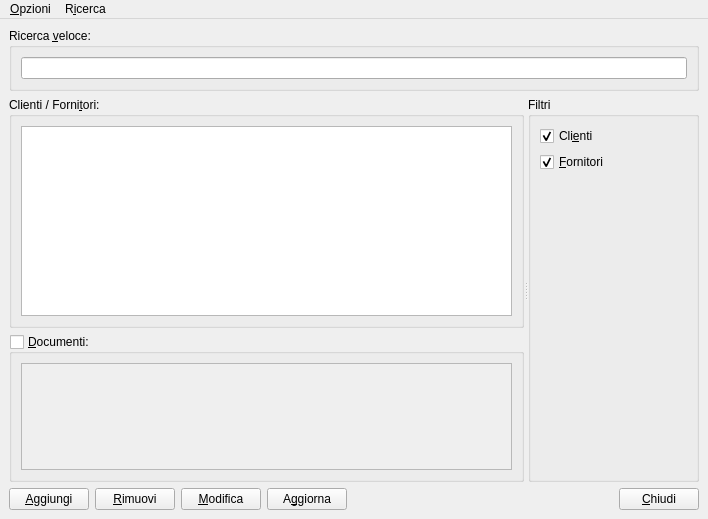
This is moduleAnagrafica/anagraficawindow.ui in kvsd/Gestionale as Qt 5 draws it before an edit. The edited form follows.
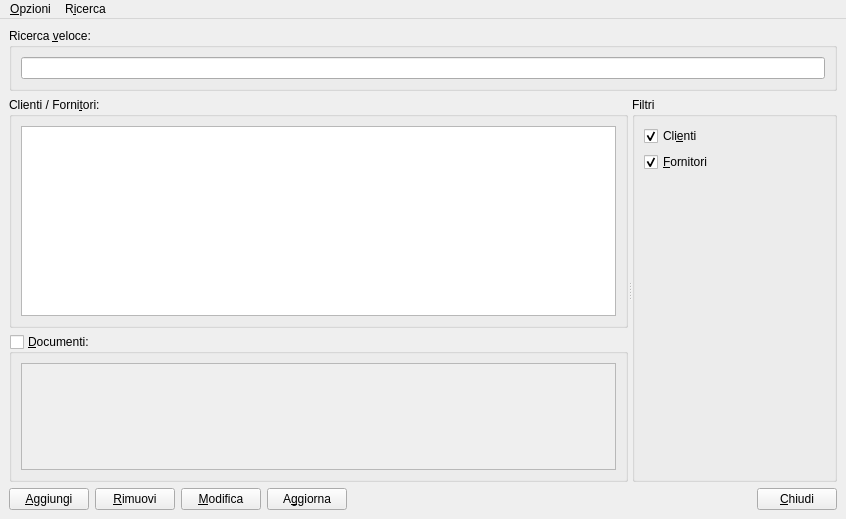
This is the edited form.

Commit message: Ripristinati segnali mancanti in AnagraficaWindow

Diff of the .ui file:
```diff
--- a/moduleAnagrafica/anagraficawindow.ui
+++ b/moduleAnagrafica/anagraficawindow.ui
@@ -6,7 +6,7 @@
    <rect>
     <x>0</x>
     <y>0</y>
-    <width>708</width>
+    <width>846</width>
     <height>519</height>
    </rect>
   </property>
@@ -32,7 +32,7 @@
       <property name="orientation">
        <enum>Qt::Horizontal</enum>
       </property>
-      <widget class="QWidget" name="">
+      <widget class="QWidget" name="layoutWidget">
        <layout class="QVBoxLayout" name="verticalLayout_4">
         <item>
          <widget class="QGroupBox" name="groupBox_2">
@@ -223,7 +223,7 @@
     <rect>
      <x>0</x>
      <y>0</y>
-     <width>708</width>
+     <width>846</width>
      <height>21</height>
     </rect>
    </property>
```
Left out of the diff: 56 changed lines with no effect on the pictures.
